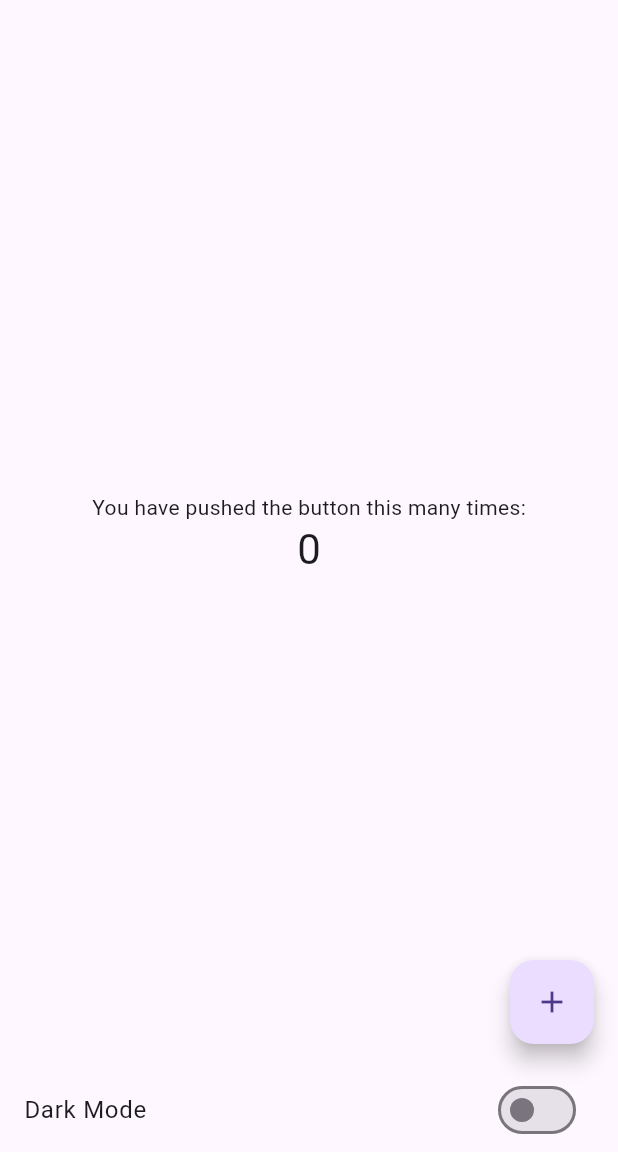
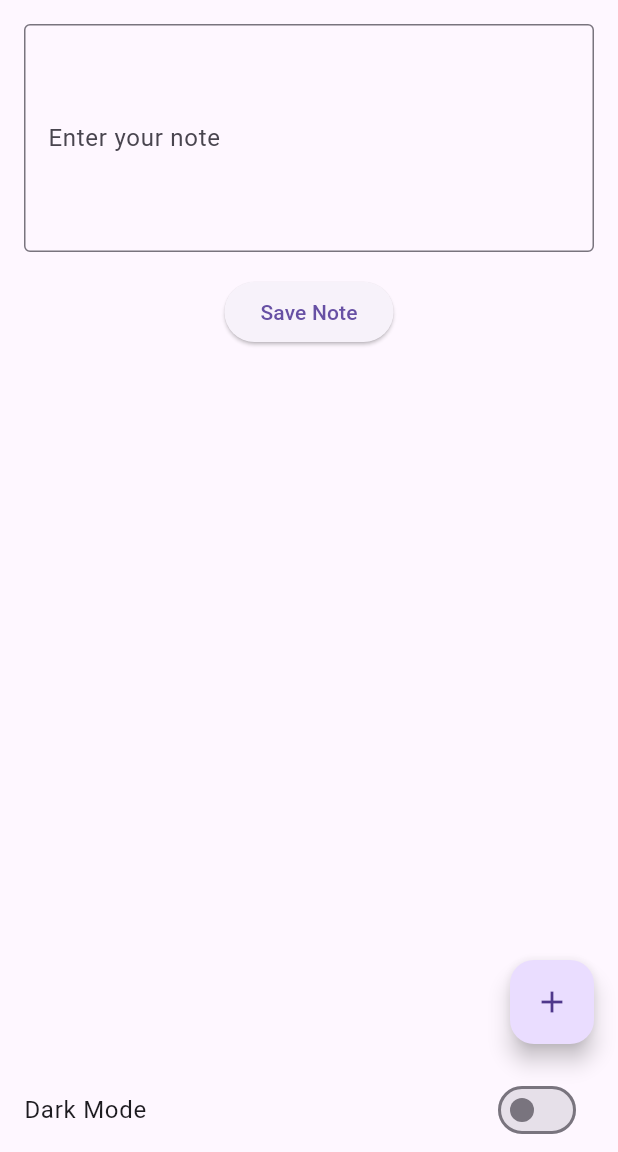
Before and after one commit to Tnette84/persistent_notes_app, a Flutter app: the screen it shows after launch, on a phone screen of 412 x 824 dp, the part 84-1236 px from its top. Run offline on Flutter 3.47's test engine with Material 3 defaults, Android fonts, the phone set to English and light mode, and no system bars; our stand-ins replace shared_preferences.

Commit message:
Phase 2: Save notes to local file

```diff
--- a/lib/main.dart
+++ b/lib/main.dart
@@ -1,5 +1,7 @@
 import 'package:flutter/material.dart';
 import 'package:shared_preferences/shared_preferences.dart';
+import 'dart:io';
+import 'package:path_provider/path_provider.dart';
 
 void main() {
   runApp(const MyApp());
@@ -80,6 +82,23 @@ final ValueChanged<bool> onThemeChanged;
 }
 
 class _MyHomePageState extends State<MyHomePage> {
+ final TextEditingController _noteController = TextEditingController();
+
+Future<void> _saveNote() async {
+  final directory = await getApplicationDocumentsDirectory();
+  final file = File('${directory.path}/notes.txt');
+
+  await file.writeAsString(_noteController.text);
+
+  debugPrint('Note saved successfully!');
+  debugPrint(await file.readAsString());
+}
+
+@override
+void dispose() {
+  _noteController.dispose();
+  super.dispose();
+}
   int _counter = 0;
 
   void _incrementCounter() {
@@ -116,33 +135,26 @@ class _MyHomePageState extends State<MyHomePage> {
   value: widget.isDarkMode,
   onChanged: widget.onThemeChanged,
 ),
-      body: Center(
-        // Center is a layout widget. It takes a single child and positions it
-        // in the middle of the parent.
-        child: Column(
-          // Column is also a layout widget. It takes a list of children and
-          // arranges them vertically. By default, it sizes itself to fit its
-          // children horizontally, and tries to be as tall as its parent.
-          //
-          // Column has various properties to control how it sizes itself and
-          // how it positions its children. Here we use mainAxisAlignment to
-          // center the children vertically; the main axis here is the vertical
-          // axis because Columns are vertical (the cross axis would be
-          // horizontal).
-          //
-          // TRY THIS: Invoke "debug painting" (choose the "Toggle Debug Paint"
-          // action in the IDE, or press "p" in the console), to see the
-          // wireframe for each widget.
-          mainAxisAlignment: .center,
-          children: [
-            const Text('You have pushed the button this many times:'),
-            Text(
-              '$_counter',
-              style: Theme.of(context).textTheme.headlineMedium,
-            ),
-          ],
+  body: Padding(
+  padding: const EdgeInsets.all(16.0),
+  child: Column(
+    children: [
+      TextField(
+        controller: _noteController,
+        maxLines: 5,
+        decoration: const InputDecoration(
+          labelText: 'Enter your note',
+          border: OutlineInputBorder(),
         ),
       ),
+      const SizedBox(height: 16),
+      ElevatedButton(
+        onPressed: _saveNote,
+        child: const Text('Save Note'),
+      ),
+    ],
+  ),
+),
       floatingActionButton: FloatingActionButton(
         onPressed: _incrementCounter,
         tooltip: 'Increment',
--- a/pubspec.yaml
+++ b/pubspec.yaml
@@ -35,6 +35,7 @@ dependencies:
   # Use with the CupertinoIcons class for iOS style icons.
   cupertino_icons: ^1.0.8
   shared_preferences: ^2.5.6
+  path_provider: ^2.1.6
 
 dev_dependencies:
   flutter_test:
```
Also changed, not shown: pubspec.lock, 1 other file.
